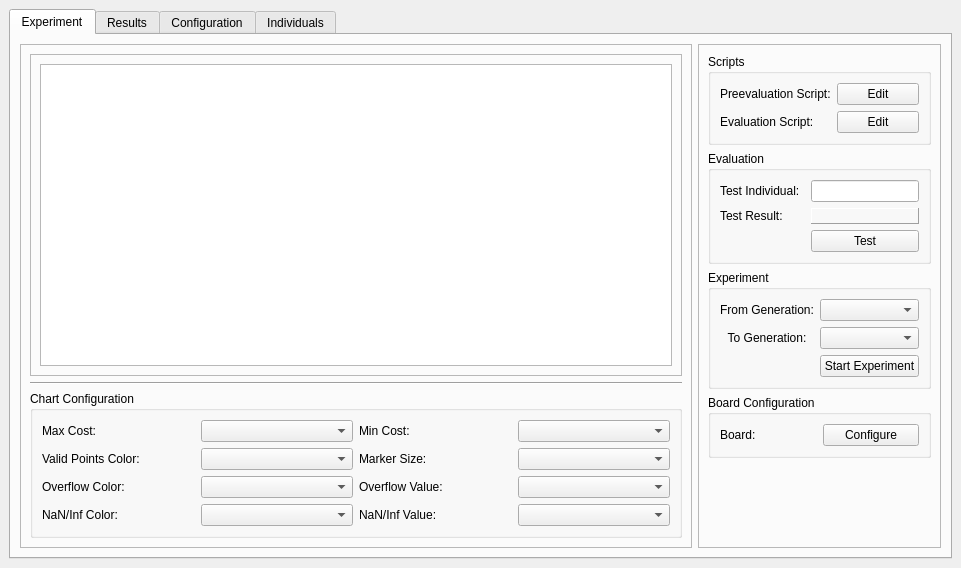
Before: the Qt Designer form MLC/GUI/Autogenerated/mlc_qtcreator/experiment.ui in MachineLearningControl/OpenMLC-Python, drawn with Qt 5.
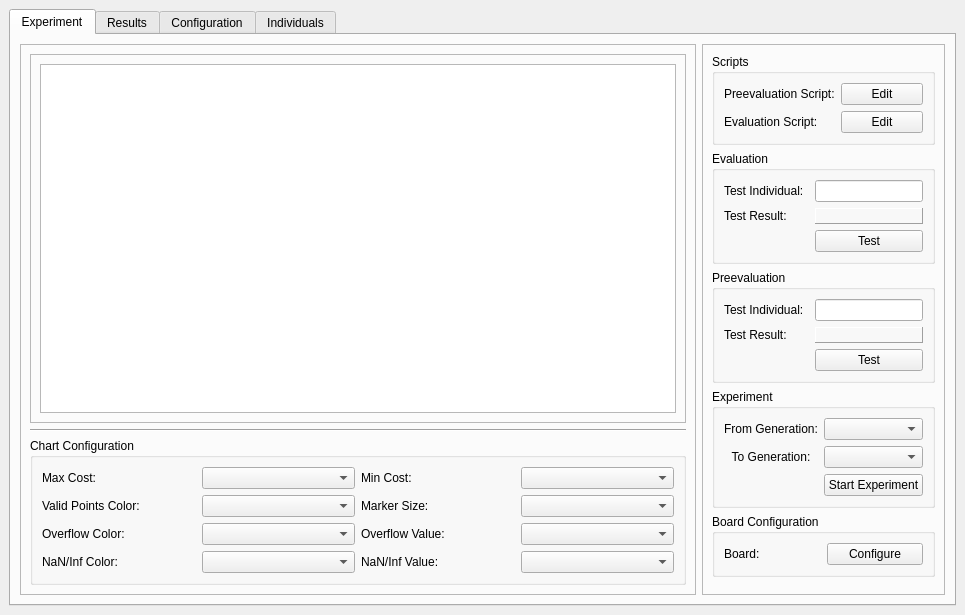
After: the same form once the commit is applied.

Commit message: Added Preevaluation test and correct Operations singleton bug

Diff of the .ui file:
```diff
--- a/MLC/GUI/Autogenerated/mlc_qtcreator/experiment.ui
+++ b/MLC/GUI/Autogenerated/mlc_qtcreator/experiment.ui
@@ -9,8 +9,8 @@
    <rect>
     <x>0</x>
     <y>0</y>
-    <width>961</width>
-    <height>568</height>
+    <width>965</width>
+    <height>615</height>
    </rect>
   </property>
   <property name="windowTitle">
@@ -274,13 +274,69 @@
              </layout>
             </widget>
            </item>
+           <item>
+            <widget class="QGroupBox" name="groupBox_12">
+             <property name="title">
+              <string>Preevaluation</string>
+             </property>
+             <layout class="QGridLayout" name="gridLayout_8">
+              <item row="1" column="1">
+               <widget class="QLineEdit" name="test_preev_indiv_edit">
+                <property name="sizePolicy">
+                 <sizepolicy hsizetype="Minimum" vsizetype="Fixed">
+                  <horstretch>0</horstretch>
+                  <verstretch>0</verstretch>
+                 </sizepolicy>
+                </property>
+               </widget>
+              </item>
+              <item row="1" column="0">
+               <widget class="QLabel" name="label_15">
+                <property name="text">
+                 <string>Test Individual:</string>
+                </property>
+               </widget>
+              </item>
+              <item row="2" column="0">
+               <widget class="QLabel" name="label_17">
+                <property name="text">
+                 <string>Test Result:</string>
+                </property>
+               </widget>
+              </item>
+              <item row="2" column="1">
+               <widget class="QLabel" name="test_preev_indiv_result">
+                <property name="frameShape">
+                 <enum>QFrame::Panel</enum>
+                </property>
+                <property name="frameShadow">
+                 <enum>QFrame::Raised</enum>
+                </property>
+                <property name="text">
+                 <string/>
+                </property>
+                <property name="alignment">
+                 <set>Qt::AlignCenter</set>
+                </property>
+               </widget>
+              </item>
+              <item row="3" column="1">
+               <widget class="QPushButton" name="test_preev_indiv_button">
+                <property name="text">
+                 <string>Test</string>
+                </property>
+               </widget>
+              </item>
+             </layout>
+            </widget>
+           </item>
            <item>
             <widget class="QGroupBox" name="groupBox_6">
              <property name="title">
               <string>Experiment</string>
              </property>
              <property name="flat">
-              <bool>true</bool>
+              <bool>false</bool>
              </property>
              <layout class="QGridLayout" name="gridLayout_5">
               <item row="2" column="1">
```
Left out of the diff: 17 changed lines with no effect on the pictures. The commit also changes 5 other files.
